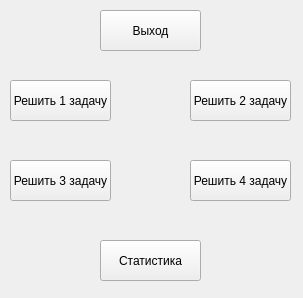
First picture: the form in Main_Client/client_332/tasks.ui, repository Svyat-OS/HSG_team, before the edit.
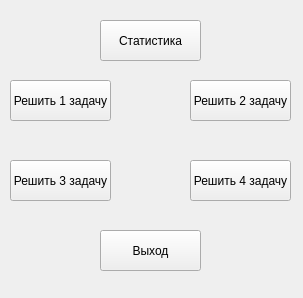
Second picture: the form after the edit.

```diff
--- a/Main_Client/client_332/tasks.ui
+++ b/Main_Client/client_332/tasks.ui
@@ -69,7 +69,7 @@
    <property name="geometry">
     <rect>
      <x>100</x>
-     <y>10</y>
+     <y>230</y>
      <width>101</width>
      <height>41</height>
     </rect>
@@ -82,7 +82,7 @@
    <property name="geometry">
     <rect>
      <x>100</x>
-     <y>240</y>
+     <y>20</y>
      <width>101</width>
      <height>41</height>
     </rect>
```
